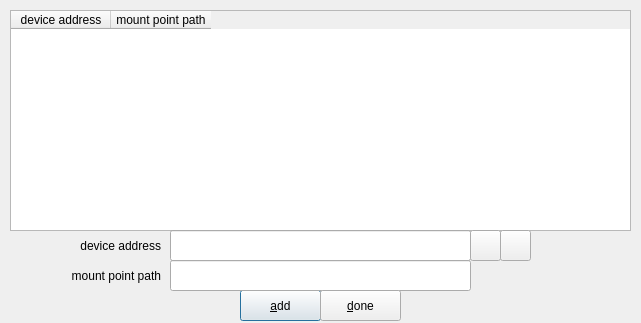
Qt form zuluCrypt-gui/managedevicenames.ui (mhogomchungu/zuluCrypt) before a commit.
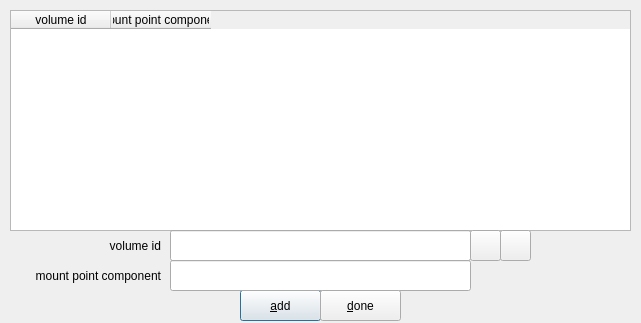
The same form after that commit.

Diff of the .ui file:
```diff
--- a/zuluCrypt-gui/managedevicenames.ui
+++ b/zuluCrypt-gui/managedevicenames.ui
@@ -61,7 +61,7 @@
    </property>
    <column>
     <property name="text">
-     <string>device address</string>
+     <string>volume id</string>
     </property>
     <property name="textAlignment">
      <set>AlignHCenter|AlignVCenter|AlignCenter</set>
@@ -69,7 +69,7 @@
    </column>
    <column>
     <property name="text">
-     <string>mount point path</string>
+     <string>mount point component</string>
     </property>
     <property name="textAlignment">
      <set>AlignHCenter|AlignVCenter|AlignCenter</set>
@@ -86,7 +86,7 @@
     </rect>
    </property>
    <property name="text">
-    <string>device address</string>
+    <string>volume id</string>
    </property>
    <property name="alignment">
     <set>Qt::AlignRight|Qt::AlignTrailing|Qt::AlignVCenter</set>
@@ -105,7 +105,7 @@
     </rect>
    </property>
    <property name="text">
-    <string>mount point path</string>
+    <string>mount point component</string>
    </property>
    <property name="alignment">
     <set>Qt::AlignRight|Qt::AlignTrailing|Qt::AlignVCenter</set>
```
